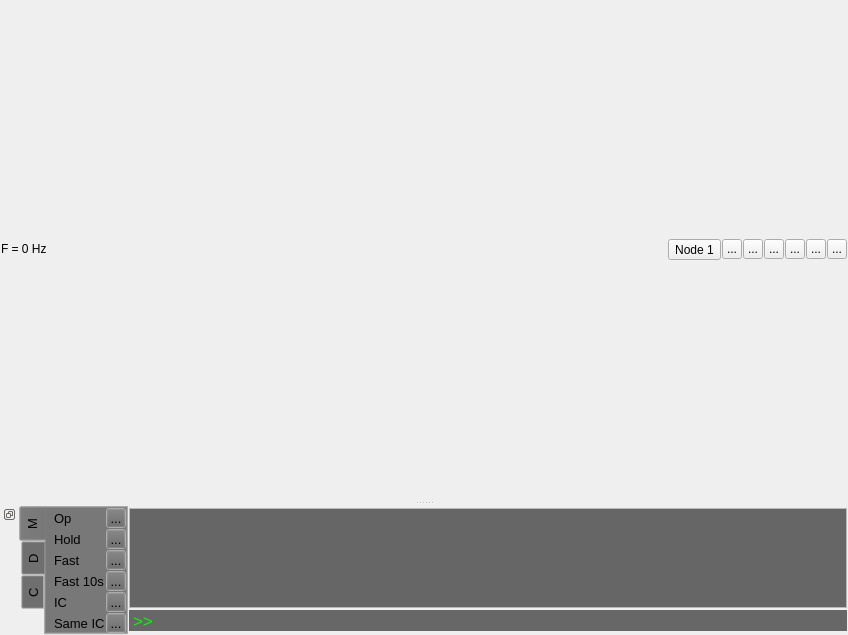
Before: the Qt Designer form data/graphics/mainwindow.ui in TUDelft-CNS-ATM/bluesky, drawn with Qt 5.
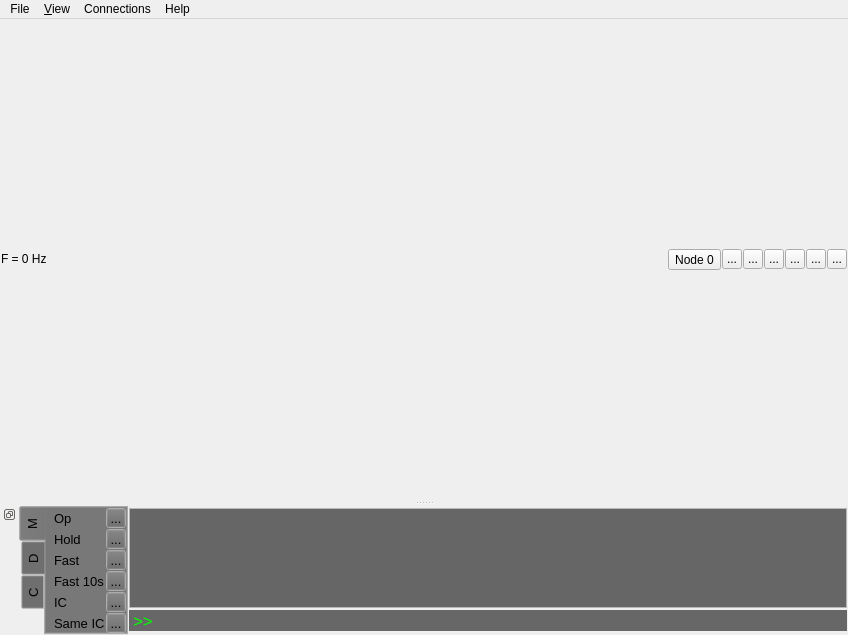
After: the same form once the commit is applied.

```diff
--- a/data/graphics/mainwindow.ui
+++ b/data/graphics/mainwindow.ui
@@ -54,7 +54,7 @@
       <item>
        <widget class="QToolButton" name="simnodes">
         <property name="text">
-         <string>Node 1</string>
+         <string>Node 0</string>
         </property>
         <property name="popupMode">
          <enum>QToolButton::InstantPopup</enum>
@@ -1088,6 +1088,76 @@
     </layout>
    </widget>
   </widget>
+  <widget class="QMenuBar" name="menuBar">
+   <property name="geometry">
+    <rect>
+     <x>0</x>
+     <y>0</y>
+     <width>848</width>
+     <height>22</height>
+    </rect>
+   </property>
+   <widget class="QMenu" name="menuFile">
+    <property name="title">
+     <string>File</string>
+    </property>
+    <addaction name="action_Open"/>
+    <addaction name="action_Save"/>
+   </widget>
+   <widget class="QMenu" name="menu_View">
+    <property name="title">
+     <string>&amp;View</string>
+    </property>
+    <addaction name="action_Reset_view"/>
+   </widget>
+   <widget class="QMenu" name="menuConnections">
+    <property name="title">
+     <string>Connections</string>
+    </property>
+    <addaction name="actionConnect_to_ADS_B_server"/>
+    <addaction name="actionEnable_output_to_UDP"/>
+   </widget>
+   <widget class="QMenu" name="menuHelp">
+    <property name="title">
+     <string>Help</string>
+    </property>
+    <addaction name="actionAbout_BlueSky"/>
+   </widget>
+   <addaction name="menuFile"/>
+   <addaction name="menu_View"/>
+   <addaction name="menuConnections"/>
+   <addaction name="menuHelp"/>
+  </widget>
+  <action name="action_Open">
+   <property name="text">
+    <string>&amp;Open</string>
+   </property>
+  </action>
+  <action name="action_Save">
+   <property name="text">
+    <string>&amp;Save</string>
+   </property>
+  </action>
+  <action name="action_Reset_view">
+   <property name="text">
+    <string>&amp;Reset view</string>
+   </property>
+  </action>
+  <action name="actionConnect_to_ADS_B_server">
+   <property name="text">
+    <string>Connect to ADS-B server</string>
+   </property>
+  </action>
+  <action name="actionEnable_output_to_UDP">
+   <property name="text">
+    <string>Enable output to UDP</string>
+   </property>
+  </action>
+  <action name="actionAbout_BlueSky">
+   <property name="text">
+    <string>About BlueSky</string>
+   </property>
+  </action>
  </widget>
  <resources/>
  <connections/>
```
